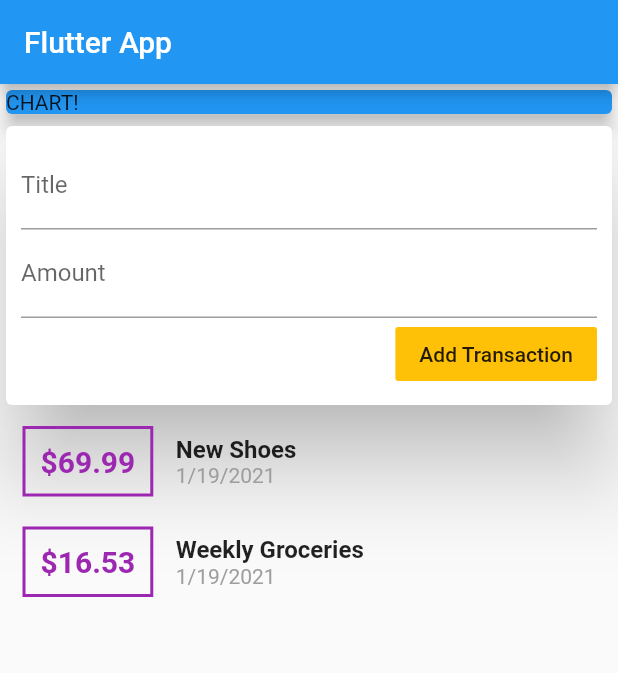
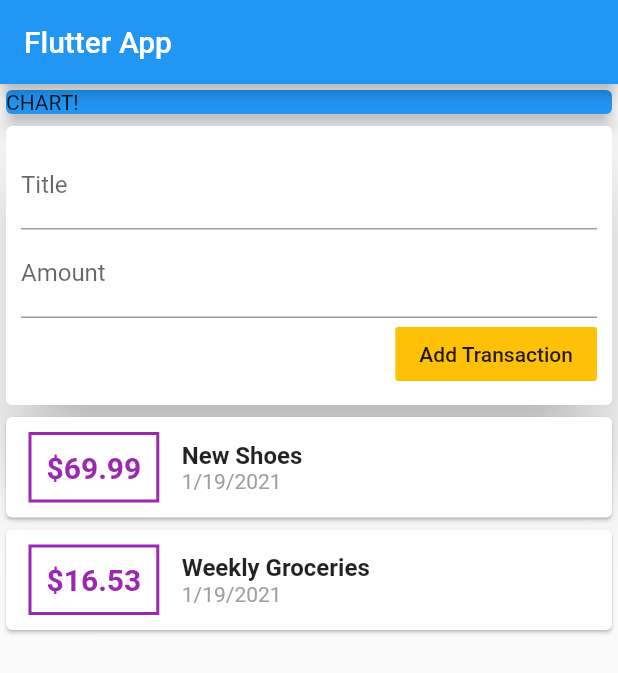
Before and after one commit to Ronex-sh/personal_expenses, a Flutter app: the screen it shows after launch, on a phone screen of 412 x 824 dp. Shown: the top 673 px of the screen. Run offline on Flutter 3.47's test engine with Material 2 defaults, Android fonts, the phone set to English and light mode, and no system bars.

Commit message:
add ListView.builder insted the  map

```diff
--- a/lib/main.dart
+++ b/lib/main.dart
@@ -21,6 +21,7 @@ class MyHomePage extends StatelessWidget {
   @override
   Widget build(BuildContext context) {
     return Scaffold(
+      resizeToAvoidBottomInset: false,
       appBar: AppBar(
         title: Text('Flutter App'),
       ),
--- a/lib/widjet/transaction_list.dart
+++ b/lib/widjet/transaction_list.dart
@@ -8,10 +8,13 @@ class TransactionList extends StatelessWidget {
   @override
   Widget build(BuildContext context) {
     // Card(child: Text(transactions[0].title),)  // to display the transactions >> static
-    return Column(
-      children: transactions
-          .map((e) => // to display the transactions >> dynamic
-              Row(
+    return Container(
+      height: 200,
+
+      child:ListView.builder(
+      itemBuilder: (_,index){
+        return Card(
+          child:    Row(
             children: [
               Container(
                 margin: EdgeInsets.symmetric(
@@ -26,7 +29,7 @@ class TransactionList extends StatelessWidget {
                 ),
                 padding: EdgeInsets.all(10),
                 child: Text(
-                      '\$' + e.amount.toString(),
+                  '\$' + transactions[index].amount.toString(),
                   style: TextStyle(
                     fontWeight: FontWeight.bold,
                     fontSize: 20,
@@ -38,7 +41,7 @@ class TransactionList extends StatelessWidget {
                 crossAxisAlignment: CrossAxisAlignment.start,
                 children: [
                   Text(
-                        e.title,
+                    transactions[index].title,
                     style: TextStyle(
                       fontSize: 16,
                       fontWeight: FontWeight.bold,
@@ -50,7 +53,7 @@ class TransactionList extends StatelessWidget {
                   //       ),)
                   Text(
                     DateFormat.yMd().format(
-                            e.date), //add intl package to format the date
+                        transactions[index].date), //add intl package to format the date
                     style: TextStyle(
                       color: Colors.grey,
                     ),
@@ -58,8 +61,12 @@ class TransactionList extends StatelessWidget {
                 ],
               )
             ],
-              ))
-          .toList(),
+          ) ,
+        );
+      },itemCount: transactions.length,
+
+      ) ,
+
       );
   }
 }
```
Also changed, not shown: lib/widjet/user_transactions.dart (line endings or trailing spaces). Lines whose indentation alone changed are shown as unchanged.
